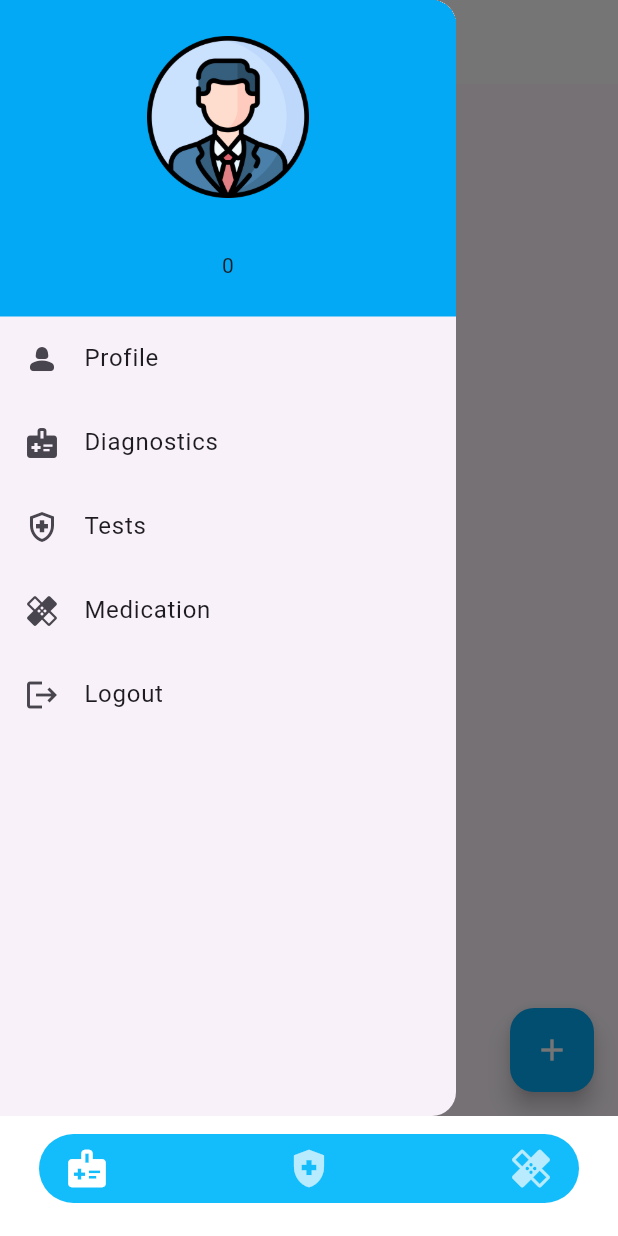
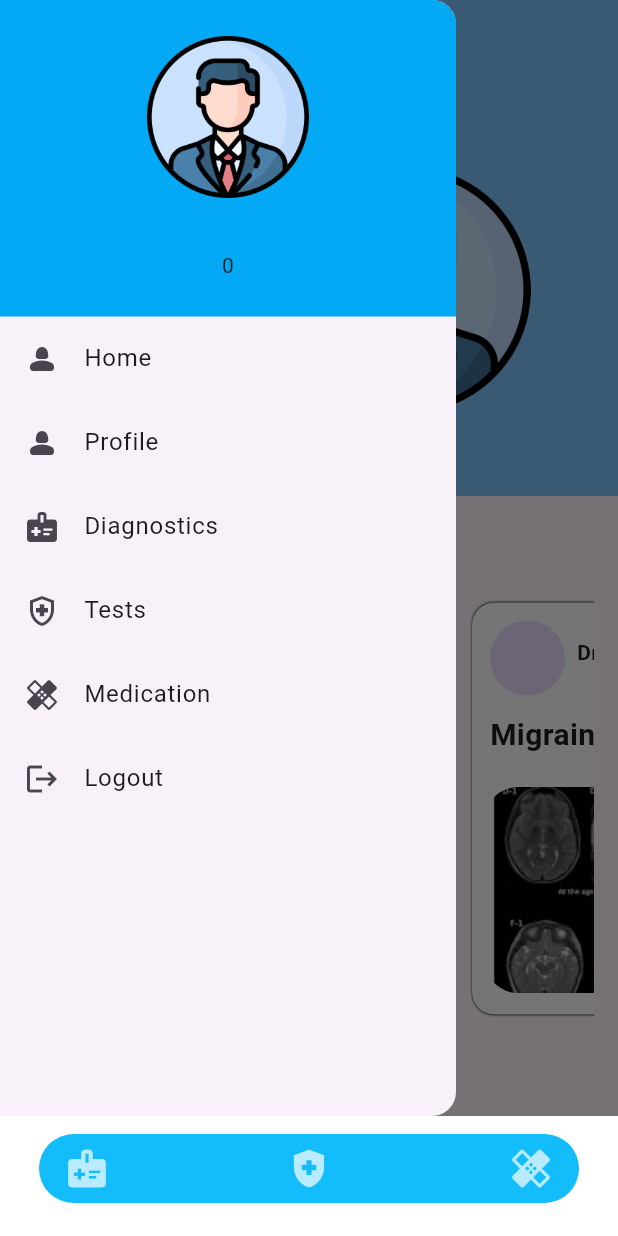
Before and after one commit to HarshYadav1159/nirog, a Flutter app: the FirstPage screen opened by its route, with the side drawer open, on a phone screen of 412 x 824 dp. Run offline on Flutter 3.47's test engine with Material 2 defaults, Android fonts, the phone set to English and light mode, and no system bars; our stand-ins replace cloud_firestore, firebase_auth, firebase_core, firebase_storage, image_picker, pinput; accounts and stored records are empty.

Commit message:
Latest Page

```diff
--- a/lib/screens/home_screen.dart
+++ b/lib/screens/home_screen.dart
@@ -33,7 +33,7 @@ class _MyHomePageState extends State<MyHomePage> {
       appBar: AppBar(
         title: const Text(
           'Nirog',
-          style: TextStyle(color: Colors.white),
+          style: TextStyle(color: Colors.white,fontWeight: FontWeight.bold),
         ),
         backgroundColor: Color(0xFF7CC4F8),
       ),
--- a/lib/widgets/first_page.dart
+++ b/lib/widgets/first_page.dart
@@ -20,10 +20,11 @@ class FirstPage extends StatefulWidget {
 
 class _FirstPageState extends State<FirstPage> {
   List <Widget> screens=[
+    MyHomePage(),
+    //Profile Screen
     Diagnostics(),
     Medications(),
     Tests(),
-    MyHomePage()
   ];
   int currentTab = 0;
 
@@ -57,7 +58,7 @@ class _FirstPageState extends State<FirstPage> {
                 child: Icon(
                   Icons.medical_information,
                   size: 30,
-                    color: FirstPage.selectedPageIndex == 0?Colors.white:Colors.white70
+                    color: FirstPage.selectedPageIndex == 1?Colors.white:Colors.white70
                 ),
               ),
 
@@ -70,11 +71,11 @@ class _FirstPageState extends State<FirstPage> {
                 ),
               ),
               TextButton(
-                onPressed: ()=>{selectPage(2)},
+                onPressed: ()=>{selectPage(1)},
                 child: Icon(
                   Icons.healing_rounded,
                   size: 30,
-                    color: FirstPage.selectedPageIndex == 2?Colors.white:Colors.white70,
+                    color: FirstPage.selectedPageIndex == 1?Colors.white:Colors.white70,
                 ),
               ),
             ],
--- a/lib/widgets/navigation_drawer.dart
+++ b/lib/widgets/navigation_drawer.dart
@@ -66,17 +66,25 @@ class _CustomNavigationDrawerState extends State<CustomNavigationDrawer> {
               children: [
                 ListTile(
                   leading: const Icon(Icons.person_2_rounded),
+                  title: Text("Home"),
+                  onTap: () {
+                    FirstPage.selectedPageIndex=0;
+                    Navigator.pushNamed(context, firstPage);
+                  },
+                ),
+                ListTile(
+                  leading: const Icon(Icons.person_2_rounded),
                   title: Text("Profile"),
                   onTap: () {
-                    FirstPage.selectedPageIndex=3;
-                    Navigator.pushNamed(context, firstPage);
+                   // FirstPage.selectedPageIndex=1;
+                    //Navigator.pushNamed(context, firstPage);
                   },
                 ),
                 ListTile(
                   leading: const Icon(Icons.medical_information),
                   title: Text("Diagnostics"),
                   onTap: () {
-                    FirstPage.selectedPageIndex = 0;
+                    FirstPage.selectedPageIndex = 1;
                     Navigator.pushNamed(context, firstPage);
                   },
                 ),
@@ -84,7 +92,7 @@ class _CustomNavigationDrawerState extends State<CustomNavigationDrawer> {
                   leading: const Icon(Icons.health_and_safety_outlined),
                   title: Text("Tests"),
                   onTap: () {
-                    FirstPage.selectedPageIndex = 2;
+                    FirstPage.selectedPageIndex = 3;
                     Navigator.pushNamed(context, firstPage);
                   },
                 ),
@@ -92,7 +100,7 @@ class _CustomNavigationDrawerState extends State<CustomNavigationDrawer> {
                   leading: const Icon(Icons.healing_rounded),
                   title: Text("Medication"),
                   onTap: () {
-                    FirstPage.selectedPageIndex = 1;
+                    FirstPage.selectedPageIndex = 2;
                     Navigator.pushNamed(context, firstPage);
                   },
                 ),
```
